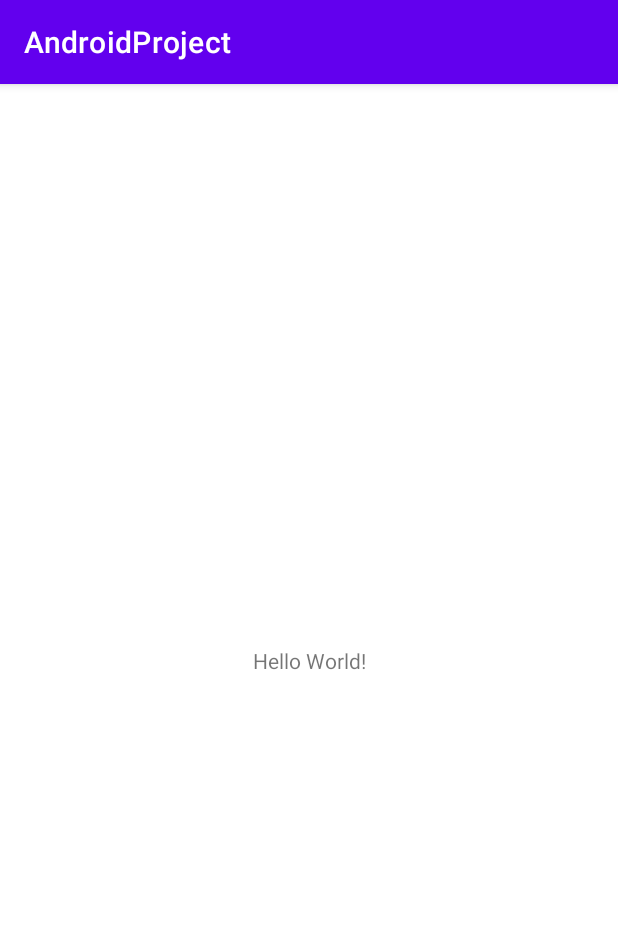
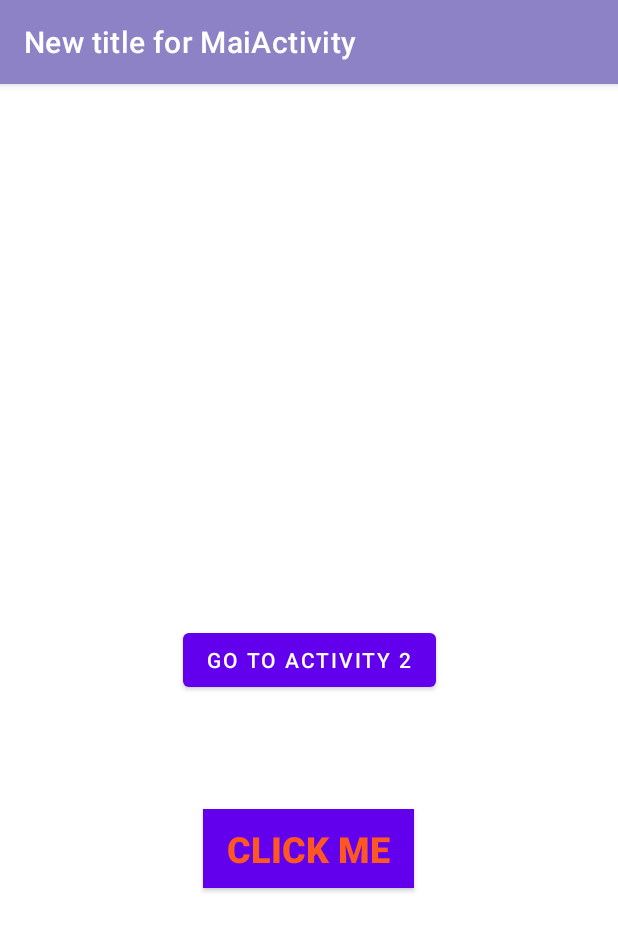
Before and after one commit to Goodsoulid/AndroidProject, an Android app: the screen it shows after launch (MainActivity), on a phone screen of 412 x 824 dp. Shown: the top 931 px of the screen. Run offline under Robolectric (Android 15) with nearby library versions, the phone set to English and light mode, and no system bars.

Commit message:
Lesson 17 update

```diff
--- a/app/src/main/java/com/example/androidproject/MainActivity.kt
+++ b/app/src/main/java/com/example/androidproject/MainActivity.kt
@@ -1,11 +1,49 @@
 package com.example.androidproject
 
+import android.annotation.SuppressLint
+import android.content.Context
+import android.content.Intent
+import android.graphics.Color
+import android.graphics.drawable.ColorDrawable
 import androidx.appcompat.app.AppCompatActivity
 import android.os.Bundle
+import android.widget.Button
+import android.widget.TextView
+import android.widget.Toast
+import com.example.androidproject.MainActivity2.Companion.startMainActivity2
 
 class MainActivity : AppCompatActivity() {
+    @SuppressLint("MissingInflatedId")
     override fun onCreate(savedInstanceState: Bundle?) {
         super.onCreate(savedInstanceState)
         setContentView(R.layout.activity_main)
+
+        val btnGoToActivity2 = findViewById<Button>(R.id.btnGoToActivity2)
+
+        btnGoToActivity2.setOnClickListener{
+//            startActivity(
+//
+//                Intent(this, MainActivity2::class.java)
+//                    .addFlags(Intent.FLAG_ACTIVITY_CLEAR_TASK)
+//                    .addFlags(Intent.FLAG_ACTIVITY_NEW_TASK)
+                //MainActivity2 will not be added to the backstack
+                // .addFlags(Intent.FLAG_ACTIVITY_NO_HISTORY) 2-ое активити не будет добавлено в историю
+//            )
+        }
+        supportActionBar?.setBackgroundDrawable((ColorDrawable(resources.getColor(R.color.myColor))))
+        supportActionBar?.title = "New title for MaiActivity"
+        //supportActionBar?.setBackgroundDrawable(resources.getDrawable(R.drawable.mypng))//добавляем  иконку в топбар
+
+
+        val textView = findViewById<TextView>(R.id.textView)
+        val btnCM = findViewById<Button>(R.id.btnCM)
+
+        btnCM.setOnClickListener {
+            textView.text = getString(R.string.hello_world)//показываем наш текствью при клике по кнопке
+            startMainActivity2(this,
+                textView.text.toString() + getString(R.string.from_mainActivity)
+            )
+        }
+
     }
 }
--- a/app/src/main/res/layout/activity_main.xml
+++ b/app/src/main/res/layout/activity_main.xml
@@ -6,13 +6,39 @@
     android:layout_height="match_parent"
     tools:context=".MainActivity">
 
-    <TextView
+    <Button
+        android:id="@+id/btnGoToActivity2"
         android:layout_width="wrap_content"
         android:layout_height="wrap_content"
-        android:text="Hello World!"
+        android:text="Go to activity 2"
         app:layout_constraintBottom_toBottomOf="parent"
         app:layout_constraintEnd_toEndOf="parent"
         app:layout_constraintStart_toStartOf="parent"
         app:layout_constraintTop_toTopOf="parent" />
 
+    <TextView
+        android:id="@+id/textView"
+        android:layout_width="wrap_content"
+        android:layout_height="wrap_content"
+        tools:text="Hello world"
+        android:textSize="30sp"
+        android:textStyle="bold|italic"
+        app:layout_constraintBottom_toTopOf="@+id/btnGoToActivity2"
+        app:layout_constraintEnd_toEndOf="parent"
+        app:layout_constraintStart_toStartOf="parent"
+        app:layout_constraintTop_toTopOf="parent" />
+
+    <Button
+        style="@style/MyButton"
+        android:id="@+id/btnCM"
+        android:layout_width="wrap_content"
+        android:layout_height="wrap_content"
+        android:text="@string/click_me"
+        app:layout_constraintBottom_toBottomOf="parent"
+        app:layout_constraintEnd_toEndOf="parent"
+        app:layout_constraintHorizontal_bias="0.498"
+        app:layout_constraintStart_toStartOf="parent"
+        app:layout_constraintTop_toBottomOf="@+id/btnGoToActivity2"
+        app:layout_constraintVertical_bias="0.245" />
+
 </androidx.constraintlayout.widget.ConstraintLayout>
--- a/app/src/main/res/values-night/themes.xml
+++ b/app/src/main/res/values-night/themes.xml
@@ -12,5 +12,7 @@
         <!-- Status bar color. -->
         <item name="android:statusBarColor">?attr/colorPrimaryVariant</item>
         <!-- Customize your theme here. -->
+
+        <item name="android:textColor">@color/teal_200</item>
     </style>
 </resources>
--- a/app/src/main/res/values/colors.xml
+++ b/app/src/main/res/values/colors.xml
@@ -7,4 +7,6 @@
     <color name="teal_700">#FF018786</color>
     <color name="black">#FF000000</color>
     <color name="white">#FFFFFFFF</color>
+    <color name="orange">#FF5722</color>
+    <color name="myColor">#8E82C6</color>
 </resources>
--- a/app/src/main/res/values/strings.xml
+++ b/app/src/main/res/values/strings.xml
@@ -1,3 +1,6 @@
 <resources>
     <string name="app_name">AndroidProject</string>
+    <string name="click_me">Click me</string>
+    <string name="hello_world">Hello world!!!</string>
+    <string name="from_mainActivity">\" from MainActivity\"</string>
 </resources>
```
Also changed, not shown: app/src/main/AndroidManifest.xml (+20 -2 lines).
